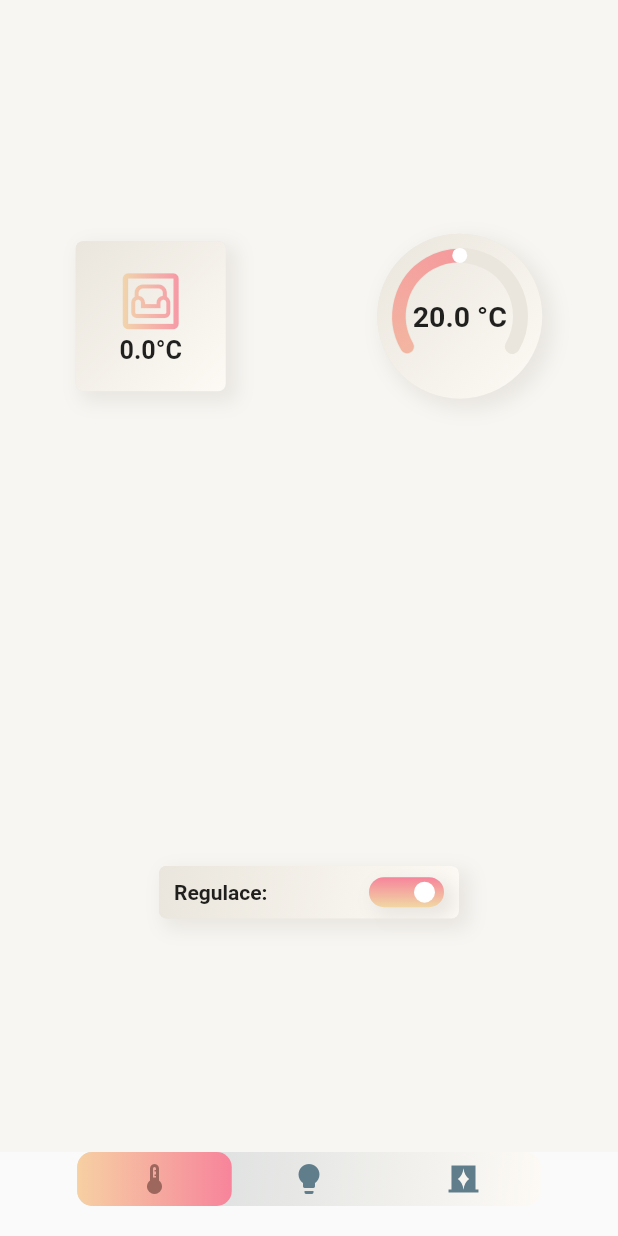
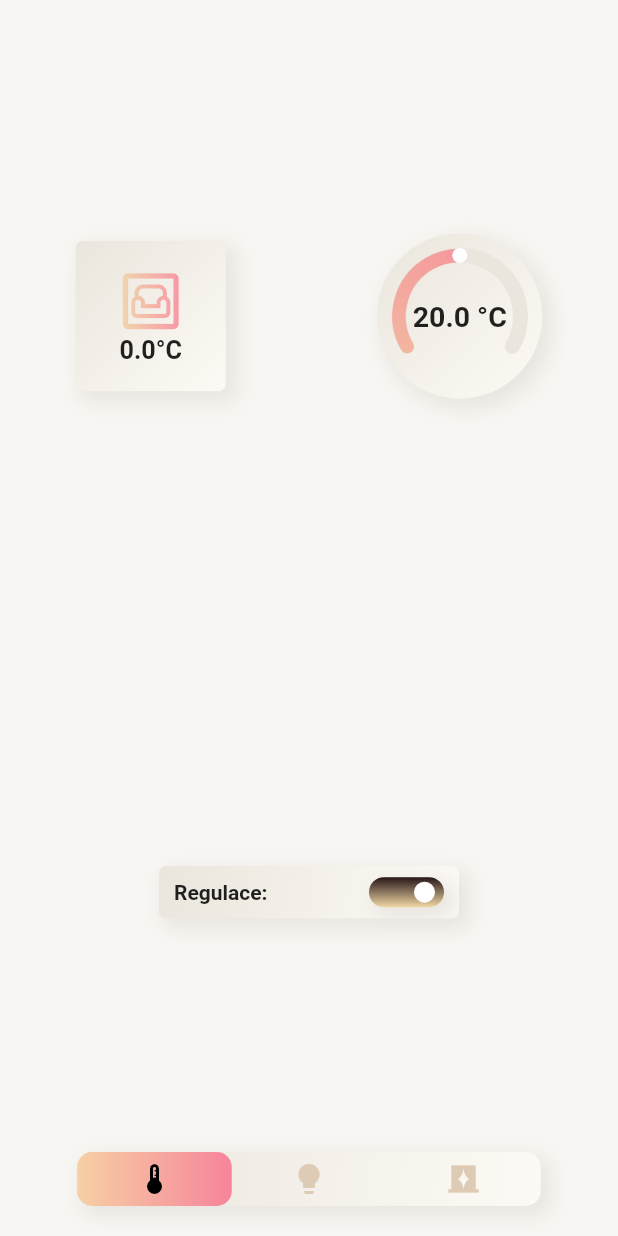
Before and after one commit to TobiasVacek/ModelChytreDomacnosti, a Flutter app: the screen it shows after launch, on a phone screen of 412 x 824 dp. Run offline on Flutter 3.47's test engine with Material 2 defaults, Android fonts, the phone set to English and light mode, and no system bars; drawn by our look-alikes of sleek_circular_slider; our stand-ins replace syncfusion_flutter_charts.

Commit message:
uprava animaci

```diff
--- a/lib/main.dart
+++ b/lib/main.dart
@@ -23,6 +23,7 @@ class _MyAppState extends State<MyApp> {
   Widget build(BuildContext context) {
     return MaterialApp(
       home: Scaffold(
+        backgroundColor: Color(0xfff7f6f2),
         body: Center(
           child: Column(
             children: [
--- a/lib/pages/components/bottomNavBar.dart
+++ b/lib/pages/components/bottomNavBar.dart
@@ -23,11 +23,28 @@ class _BottomNavBarState extends State<BottomNavBar> {
       width: widthMainBar,
       margin: EdgeInsets.only(bottom: 20),
       decoration: BoxDecoration(
+        boxShadow: const [
+          BoxShadow(
+            color: Color(0xffe9e6e1),
+            offset: Offset(
+              5.0,
+              5.0,
+            ),
+            blurRadius: 10.0,
+            spreadRadius: 2.0,
+          ), //BoxShadow
+          BoxShadow(
+            color: Color(0xffe9e6e1),
+            offset: Offset(0.0, 0.0),
+            blurRadius: 0.0,
+            spreadRadius: 0.0,
+          ), //BoxShadow
+        ],
         borderRadius: BorderRadius.circular(10),
         gradient: const LinearGradient(
           begin: Alignment.topLeft,
           end: Alignment.bottomRight,
-          colors: [Color.fromARGB(255, 211, 215, 216), Color(0xfffdfaf5)],
+          colors: [Color.fromRGBO(234, 230, 221, 1), Color(0xfffdfaf5)],
         ),
       ),
       child: Stack(
@@ -61,8 +78,8 @@ class _BottomNavBarState extends State<BottomNavBar> {
                     color: Colors.transparent,
                     child: Icon(Icons.thermostat,
                         color: panelSelected[0]
-                            ? const Color.fromARGB(255, 158, 103, 93)
-                            : Colors.blueGrey),
+                            ? Colors.black
+                            : Color(0xffddcbb5)),
                   ),
                   onTap: () {
                     setState(() {
@@ -82,8 +99,8 @@ class _BottomNavBarState extends State<BottomNavBar> {
                     color: Colors.transparent,
                     child: Icon(Icons.lightbulb,
                         color: panelSelected[1]
-                            ? Color.fromARGB(255, 158, 103, 93)
-                            : Colors.blueGrey),
+                            ? Colors.black
+                            : Color(0xffddcbb5)),
                   ),
                   onTap: () {
                     setState(() {
@@ -93,7 +110,6 @@ class _BottomNavBarState extends State<BottomNavBar> {
                         panelSelected[i] = false;
                       }
                       panelSelected[1] = true;
-                      print(panelSelected);
                     });
                   },
                 ),
@@ -104,8 +120,8 @@ class _BottomNavBarState extends State<BottomNavBar> {
                       color: Colors.transparent,
                       child: Icon(Icons.curtains,
                           color: panelSelected[2]
-                              ? const Color.fromARGB(255, 158, 103, 93)
-                              : Colors.blueGrey)),
+                              ? Colors.black
+                              : Color(0xffddcbb5))),
                   onTap: () {
                     setState(() {
                       selectedIndex = 2;
--- a/lib/pages/nice_temperature_screen.dart
+++ b/lib/pages/nice_temperature_screen.dart
@@ -202,7 +202,7 @@ class _NiceTemperatureScreenState extends State<NiceTemperatureScreen> {
                         child: Stack(
                           children: [
                             AnimatedContainer(
-                              duration: Duration(milliseconds: 100),
+                              duration: Duration(milliseconds: 300),
                               margin: EdgeInsets.only(right: 10),
                               height: 20,
                               width: 50,
@@ -235,7 +235,7 @@ class _NiceTemperatureScreenState extends State<NiceTemperatureScreen> {
                                   colors: [
                                     regulace
                                         ? Color(0xfff0ece0)
-                                        : Color(0xfff7849b),
+                                        : Color.fromARGB(255, 37, 21, 24),
                                     regulace
                                         ? Color(0xffddcbb5)
                                         : Color(0xfff0d7a4),
@@ -246,7 +246,7 @@ class _NiceTemperatureScreenState extends State<NiceTemperatureScreen> {
                             AnimatedPositioned(
                               width: 14,
                               height: 14,
-                              duration: Duration(milliseconds: 100),
+                              duration: Duration(milliseconds: 300),
                               left: regulace ? 5 : 30,
                               top: 3,
                               child: Container(
```
